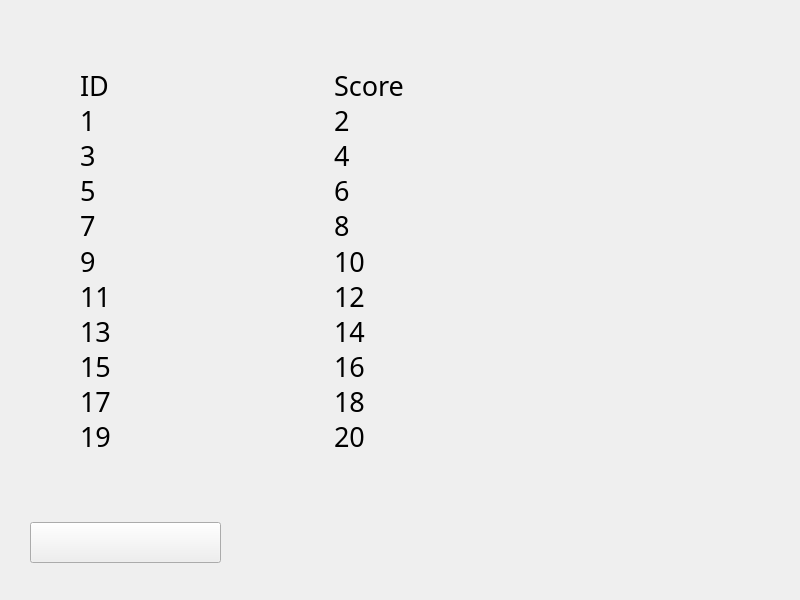
Above: code/window/rankwindow.ui from YXHXianYu/2022-BJTU-DataStructure-FinalProject before the change. Below: the same form after it.
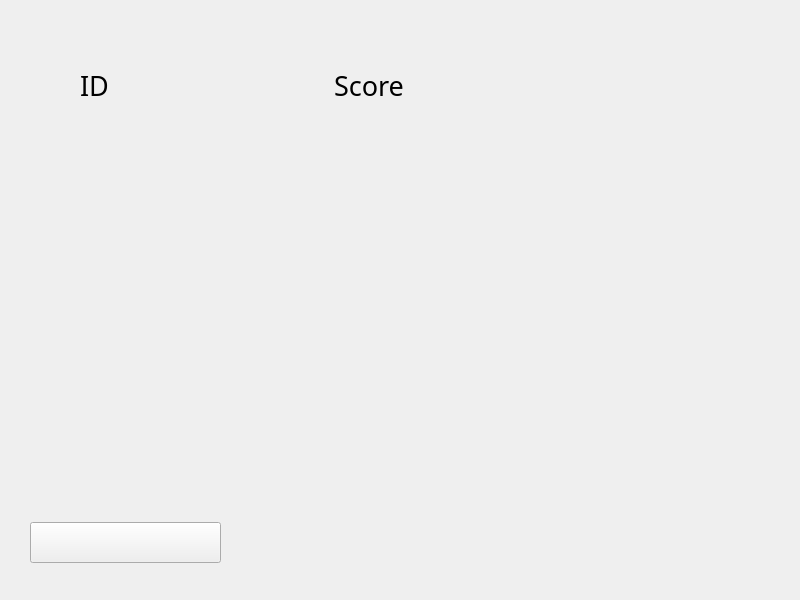
That is the form after the change. Icons and pictures are not drawn.

What changed in the file:
```diff
--- a/code/window/rankwindow.ui
+++ b/code/window/rankwindow.ui
@@ -97,7 +97,7 @@
         </font>
        </property>
        <property name="text">
-        <string>13</string>
+        <string/>
        </property>
       </widget>
      </item>
@@ -122,7 +122,7 @@
         </font>
        </property>
        <property name="text">
-        <string>2</string>
+        <string/>
        </property>
       </widget>
      </item>
@@ -147,7 +147,7 @@
         </font>
        </property>
        <property name="text">
-        <string>5</string>
+        <string/>
        </property>
       </widget>
      </item>
@@ -172,7 +172,7 @@
         </font>
        </property>
        <property name="text">
-        <string>7</string>
+        <string/>
        </property>
       </widget>
      </item>
@@ -197,7 +197,7 @@
         </font>
        </property>
        <property name="text">
-        <string>11</string>
+        <string/>
        </property>
       </widget>
      </item>
@@ -222,7 +222,7 @@
         </font>
        </property>
        <property name="text">
-        <string>15</string>
+        <string/>
        </property>
       </widget>
      </item>
@@ -247,7 +247,7 @@
         </font>
        </property>
        <property name="text">
-        <string>9</string>
+        <string/>
        </property>
       </widget>
      </item>
@@ -272,7 +272,7 @@
         </font>
        </property>
        <property name="text">
-        <string>3</string>
+        <string/>
        </property>
       </widget>
      </item>
@@ -297,7 +297,7 @@
         </font>
        </property>
        <property name="text">
-        <string>17</string>
+        <string/>
        </property>
       </widget>
      </item>
@@ -347,7 +347,7 @@
         </font>
        </property>
        <property name="text">
-        <string>1</string>
+        <string/>
        </property>
       </widget>
      </item>
@@ -372,7 +372,7 @@
         </font>
        </property>
        <property name="text">
-        <string>4</string>
+        <string/>
        </property>
       </widget>
      </item>
@@ -397,7 +397,7 @@
         </font>
        </property>
        <property name="text">
-        <string>19</string>
+        <string/>
        </property>
       </widget>
      </item>
@@ -422,7 +422,7 @@
         </font>
        </property>
        <property name="text">
-        <string>6</string>
+        <string/>
        </property>
       </widget>
      </item>
@@ -447,7 +447,7 @@
         </font>
        </property>
        <property name="text">
-        <string>8</string>
+        <string/>
        </property>
       </widget>
      </item>
@@ -472,7 +472,7 @@
         </font>
        </property>
        <property name="text">
-        <string>10</string>
+        <string/>
        </property>
       </widget>
      </item>
@@ -497,7 +497,7 @@
         </font>
        </property>
        <property name="text">
-        <string>12</string>
+        <string/>
        </property>
       </widget>
      </item>
@@ -522,7 +522,7 @@
         </font>
        </property>
        <property name="text">
-        <string>14</string>
+        <string/>
        </property>
       </widget>
      </item>
@@ -547,7 +547,7 @@
         </font>
        </property>
        <property name="text">
-        <string>16</string>
+        <string/>
        </property>
       </widget>
      </item>
@@ -572,7 +572,7 @@
         </font>
        </property>
        <property name="text">
-        <string>18</string>
+        <string/>
        </property>
       </widget>
      </item>
@@ -597,7 +597,7 @@
         </font>
        </property>
        <property name="text">
-        <string>20</string>
+        <string/>
        </property>
       </widget>
      </item>
```
